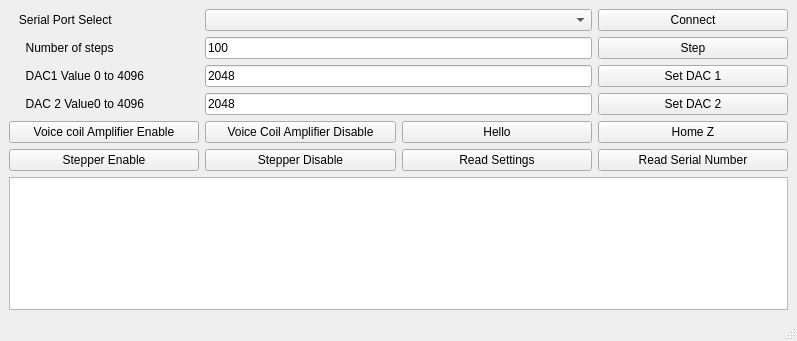
Above: flexure controller rev A.ui from petermeinhold/FLEXURE-STAGE-CONTROLLER before the change. Below: the same form after it.
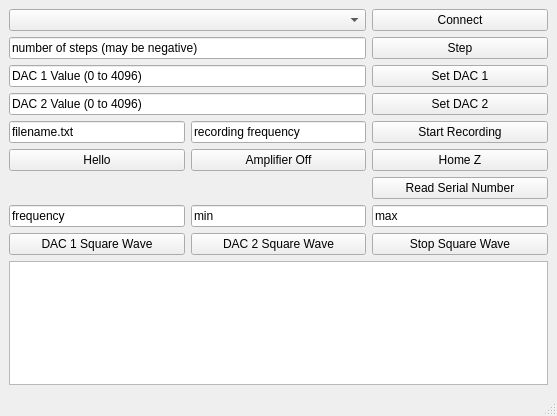
That is the form after the change.

The edit to the form file:
```diff
--- a/flexure controller rev A.ui
+++ b/flexure controller rev A.ui
@@ -6,8 +6,8 @@
    <rect>
     <x>0</x>
     <y>0</y>
-    <width>797</width>
-    <height>341</height>
+    <width>557</width>
+    <height>416</height>
    </rect>
   </property>
   <property name="windowTitle">
@@ -15,142 +15,149 @@
   </property>
   <widget class="QWidget" name="centralwidget">
    <layout class="QGridLayout" name="gridLayout">
-    <item row="8" column="0" colspan="4">
-     <widget class="QTextBrowser" name="textBrowser"/>
-    </item>
-    <item row="3" column="3">
+    <item row="3" column="2">
      <widget class="QPushButton" name="pushButton_Set_DAC_2">
       <property name="text">
        <string>Set DAC 2</string>
       </property>
      </widget>
     </item>
-    <item row="3" column="0">
-     <widget class="QLabel" name="label_3">
-      <property name="text">
-       <string>     DAC 2 Value0 to 4096</string>
-      </property>
-     </widget>
-    </item>
-    <item row="2" column="0">
-     <widget class="QLabel" name="label_2">
-      <property name="text">
-       <string>     DAC1 Value 0 to 4096</string>
-      </property>
-     </widget>
-    </item>
-    <item row="0" column="3">
-     <widget class="QPushButton" name="pushButton_Connect">
-      <property name="text">
-       <string>Connect</string>
-      </property>
-     </widget>
-    </item>
-    <item row="1" column="3">
+    <item row="1" column="2">
      <widget class="QPushButton" name="pushButton_Step">
       <property name="text">
        <string>Step</string>
       </property>
      </widget>
     </item>
-    <item row="6" column="3">
-     <widget class="QPushButton" name="pushButton_Home_Z">
+    <item row="0" column="2">
+     <widget class="QPushButton" name="pushButton_Connect">
       <property name="text">
-       <string>Home Z</string>
+       <string>Connect</string>
       </property>
      </widget>
     </item>
-    <item row="2" column="3">
+    <item row="0" column="0" colspan="2">
+     <widget class="QComboBox" name="comboBox_Port_Select"/>
+    </item>
+    <item row="1" column="0" colspan="2">
+     <widget class="QLineEdit" name="lineEdit_steps">
+      <property name="text">
+       <string>number of steps (may be negative)</string>
+      </property>
+     </widget>
+    </item>
+    <item row="2" column="0" colspan="2">
+     <widget class="QLineEdit" name="lineEdit_DAC1">
+      <property name="text">
+       <string>DAC 1 Value (0 to 4096)</string>
+      </property>
+     </widget>
+    </item>
+    <item row="2" column="2">
      <widget class="QPushButton" name="pushButton_Set_DAC_1">
       <property name="text">
        <string>Set DAC 1</string>
       </property>
      </widget>
     </item>
-    <item row="7" column="3">
-     <widget class="QPushButton" name="pushButton_read_serial_number">
-      <property name="text">
-       <string>Read Serial Number</string>
-      </property>
-     </widget>
-    </item>
-    <item row="1" column="0">
-     <widget class="QLabel" name="label">
-      <property name="text">
-       <string>     Number of steps</string>
-      </property>
-     </widget>
-    </item>
-    <item row="3" column="1" colspan="2">
+    <item row="3" column="0" colspan="2">
      <widget class="QLineEdit" name="lineEdit_DAC2">
       <property name="text">
-       <string>2048</string>
+       <string>DAC 2 Value (0 to 4096)</string>
       </property>
      </widget>
     </item>
-    <item row="2" column="1" colspan="2">
-     <widget class="QLineEdit" name="lineEdit_DAC1">
+    <item row="8" column="2">
+     <widget class="QLineEdit" name="lineEdit_max">
       <property name="text">
-       <string>2048</string>
+       <string>max</string>
       </property>
      </widget>
     </item>
-    <item row="1" column="1" colspan="2">
-     <widget class="QLineEdit" name="lineEdit_steps">
+    <item row="5" column="2">
+     <widget class="QPushButton" name="pushButton_Home_Z">
       <property name="text">
-       <string>100</string>
+       <string>Home Z</string>
       </property>
      </widget>
     </item>
-    <item row="6" column="0">
-     <widget class="QPushButton" name="pushButton_amp_on">
+    <item row="9" column="0">
+     <widget class="QPushButton" name="pushButton_DAC1_square">
       <property name="text">
-       <string>Voice coil Amplifier Enable</string>
+       <string>DAC 1 Square Wave</string>
       </property>
      </widget>
     </item>
-    <item row="6" column="1">
-     <widget class="QPushButton" name="pushButton_amp_off">
-      <property name="text">
-       <string>Voice Coil Amplifier Disable</string>
-      </property>
-     </widget>
+    <item row="10" column="0" colspan="3">
+     <widget class="QTextBrowser" name="textBrowser"/>
     </item>
     <item row="6" column="2">
+     <widget class="QPushButton" name="pushButton_read_serial_number">
+      <property name="text">
+       <string>Read Serial Number</string>
+      </property>
+     </widget>
+    </item>
+    <item row="5" column="0">
      <widget class="QPushButton" name="pushButton_hello">
       <property name="text">
        <string>Hello</string>
       </property>
      </widget>
     </item>
-    <item row="7" column="0">
-     <widget class="QPushButton" name="pushButton_stepper_on">
+    <item row="5" column="1">
+     <widget class="QPushButton" name="pushButton_amp_off">
       <property name="text">
-       <string>Stepper Enable</string>
+       <string>Amplifier Off</string>
       </property>
      </widget>
     </item>
-    <item row="7" column="1">
-     <widget class="QPushButton" name="pushButton_stepper_off">
+    <item row="9" column="2">
+     <widget class="QPushButton" name="pushButton_Square_Stop">
       <property name="text">
-       <string>Stepper Disable</string>
+       <string>Stop Square Wave</string>
       </property>
      </widget>
     </item>
-    <item row="7" column="2">
-     <widget class="QPushButton" name="pushButton_read_settings">
+    <item row="9" column="1">
+     <widget class="QPushButton" name="pushButton_DAC2_square">
       <property name="text">
-       <string>Read Settings</string>
+       <string>DAC 2 Square Wave</string>
       </property>
      </widget>
     </item>
-    <item row="0" column="1" colspan="2">
-     <widget class="QComboBox" name="comboBox_Port_Select"/>
+    <item row="8" column="1">
+     <widget class="QLineEdit" name="lineEdit_min">
+      <property name="text">
+       <string>min</string>
+      </property>
+     </widget>
     </item>
-    <item row="0" column="0">
-     <widget class="QLabel" name="label_4">
+    <item row="8" column="0">
+     <widget class="QLineEdit" name="lineEdit_f">
       <property name="text">
-       <string>   Serial Port Select</string>
+       <string>frequency</string>
+      </property>
+     </widget>
+    </item>
+    <item row="4" column="2">
+     <widget class="QPushButton" name="pushButton_recording_on">
+      <property name="text">
+       <string>Start Recording</string>
+      </property>
+     </widget>
+    </item>
+    <item row="4" column="0">
+     <widget class="QLineEdit" name="lineEdit_filename">
+      <property name="text">
+       <string>filename.txt</string>
+      </property>
+     </widget>
+    </item>
+    <item row="4" column="1">
+     <widget class="QLineEdit" name="lineEdit_recording_frequency">
+      <property name="text">
+       <string>recording frequency</string>
       </property>
      </widget>
     </item>
```
Left out of the diff: 6 changed lines with no effect on the pictures.
